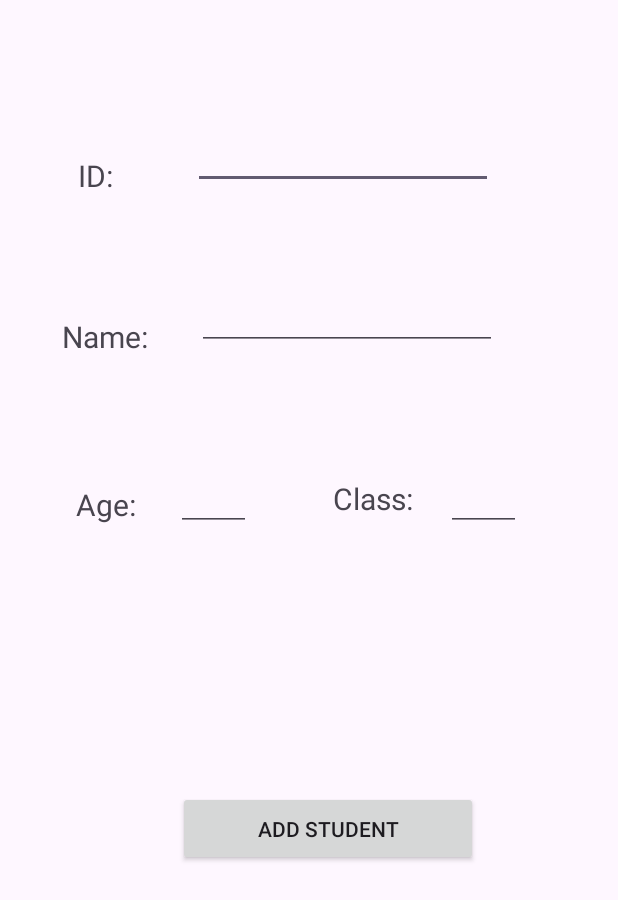
After one commit to seeratfatima19/HifzApp, an Android app: the AddStudentActivity screen opened directly, with no data from a screen before it, on a phone screen of 412 x 824 dp. The commit adds this screen. Shown: the top 900 px of the screen. Run offline under Robolectric (Android 15) with nearby library versions, the phone set to English and light mode, and no system bars.

Commit message:
new commit

```diff
--- a/app/src/main/AndroidManifest.xml
+++ b/app/src/main/AndroidManifest.xml
@@ -13,6 +13,12 @@
         android:theme="@style/Theme.HifzApp"
         tools:targetApi="31">
         <activity
+            android:name=".ViewStudentActivity"
+            android:exported="false" />
+        <activity
+            android:name=".AddStudentActivity"
+            android:exported="false" />
+        <activity
             android:name=".SelectActionActivity"
             android:exported="false" />
         <activity
--- /dev/null
+++ b/app/src/main/java/com/example/hifz_app/AddStudentActivity.java
@@ -0,0 +1,14 @@
+package com.example.hifz_app;
+
+import androidx.appcompat.app.AppCompatActivity;
+
+import android.os.Bundle;
+
+public class AddStudentActivity extends AppCompatActivity {
+
+    @Override
+    protected void onCreate(Bundle savedInstanceState) {
+        super.onCreate(savedInstanceState);
+        setContentView(R.layout.activity_add_student);
+    }
+}
--- /dev/null
+++ b/app/src/main/res/layout/activity_add_student.xml
@@ -0,0 +1,119 @@
+<?xml version="1.0" encoding="utf-8"?>
+<androidx.constraintlayout.widget.ConstraintLayout xmlns:android="http://schemas.android.com/apk/res/android"
+    xmlns:app="http://schemas.android.com/apk/res-auto"
+    xmlns:tools="http://schemas.android.com/tools"
+    android:layout_width="match_parent"
+    android:layout_height="match_parent"
+    tools:context=".AddStudentActivity">
+
+
+    <TextView
+        android:id="@+id/IDLabel"
+        android:layout_width="wrap_content"
+        android:layout_height="wrap_content"
+        android:text="ID:"
+        android:textSize="20dp"
+        app:layout_constraintBottom_toBottomOf="parent"
+        app:layout_constraintEnd_toEndOf="parent"
+        app:layout_constraintHorizontal_bias="0.133"
+        app:layout_constraintStart_toStartOf="parent"
+        app:layout_constraintTop_toTopOf="parent"
+        app:layout_constraintVertical_bias="0.13" />
+
+    <EditText
+        android:id="@+id/enterId"
+        android:layout_width="200dp"
+        android:layout_height="50dp"
+        android:layout_marginTop="76dp"
+        app:layout_constraintEnd_toEndOf="parent"
+        app:layout_constraintHorizontal_bias="0.39"
+        app:layout_constraintStart_toEndOf="@+id/IDLabel"
+        app:layout_constraintTop_toTopOf="parent" />
+
+    <TextView
+        android:id="@+id/nameLabel"
+        android:layout_width="wrap_content"
+        android:layout_height="wrap_content"
+        android:layout_marginTop="80dp"
+        android:text="Name:"
+        android:textSize="20dp"
+        app:layout_constraintBottom_toBottomOf="parent"
+        app:layout_constraintEnd_toEndOf="parent"
+        app:layout_constraintHorizontal_bias="0.116"
+        app:layout_constraintStart_toStartOf="parent"
+        app:layout_constraintTop_toBottomOf="@+id/IDLabel"
+        app:layout_constraintVertical_bias="0.0" />
+
+    <EditText
+        android:id="@+id/enterName"
+        android:layout_width="200dp"
+        android:layout_height="50dp"
+        app:layout_constraintBottom_toBottomOf="parent"
+        app:layout_constraintEnd_toEndOf="parent"
+        app:layout_constraintHorizontal_bias="0.29"
+        app:layout_constraintStart_toEndOf="@+id/nameLabel"
+        app:layout_constraintTop_toBottomOf="@+id/enterId"
+        app:layout_constraintVertical_bias="0.088" />
+
+    <TextView
+        android:id="@+id/ageLabel"
+        android:layout_width="wrap_content"
+        android:layout_height="wrap_content"
+        android:text="Age:"
+        android:textSize="20dp"
+        app:layout_constraintBottom_toBottomOf="parent"
+        app:layout_constraintEnd_toEndOf="parent"
+        app:layout_constraintHorizontal_bias="0.137"
+        app:layout_constraintStart_toStartOf="parent"
+        app:layout_constraintTop_toBottomOf="@+id/nameLabel"
+        app:layout_constraintVertical_bias="0.152" />
+
+    <EditText
+        android:id="@+id/enterAge"
+        android:layout_width="50dp"
+        android:layout_height="50dp"
+        android:layout_marginStart="16dp"
+        android:inputType="number"
+        app:layout_constraintBottom_toBottomOf="parent"
+        app:layout_constraintEnd_toEndOf="parent"
+        app:layout_constraintHorizontal_bias="0.043"
+        app:layout_constraintStart_toEndOf="@+id/ageLabel"
+        app:layout_constraintTop_toBottomOf="@+id/enterName"
+        app:layout_constraintVertical_bias="0.131" />
+
+    <TextView
+        android:id="@+id/classLabel"
+        android:layout_width="wrap_content"
+        android:layout_height="wrap_content"
+        android:text="Class:"
+        android:textSize="20dp"
+        app:layout_constraintBottom_toBottomOf="parent"
+        app:layout_constraintEnd_toEndOf="parent"
+        app:layout_constraintHorizontal_bias="0.286"
+        app:layout_constraintStart_toEndOf="@+id/enterAge"
+        app:layout_constraintTop_toBottomOf="@+id/enterName"
+        app:layout_constraintVertical_bias="0.152" />
+
+    <EditText
+        android:id="@+id/enterClass"
+        android:layout_width="50dp"
+        android:layout_height="50dp"
+        android:inputType="number"
+        app:layout_constraintBottom_toBottomOf="parent"
+        app:layout_constraintEnd_toEndOf="parent"
+        app:layout_constraintHorizontal_bias="0.25"
+        app:layout_constraintStart_toEndOf="@+id/classLabel"
+        app:layout_constraintTop_toBottomOf="@+id/enterName"
+        app:layout_constraintVertical_bias="0.131" />
+
+    <androidx.appcompat.widget.AppCompatButton
+        android:layout_width="200dp"
+        android:layout_height="50dp"
+        android:text="Add Student"
+        app:layout_constraintBottom_toBottomOf="parent"
+        app:layout_constraintEnd_toEndOf="parent"
+        app:layout_constraintHorizontal_bias="0.559"
+        app:layout_constraintStart_toStartOf="parent"
+        app:layout_constraintTop_toBottomOf="@+id/enterAge"
+        app:layout_constraintVertical_bias="0.412" />
+</androidx.constraintlayout.widget.ConstraintLayout>
```
Also changed, not shown: app/src/main/java/com/example/hifz_app/SelectActionActivity.java (+23 -0 lines), app/src/main/java/com/example/hifz_app/ViewStudentActivity.java (added, +14 -0 lines), app/src/main/java/data/DBHandler.java (+14 -0 lines), app/src/main/java/data/Student.java (+2 -75 lines), app/src/main/res/layout/activity_view_student.xml (added, +17 -0 lines).
